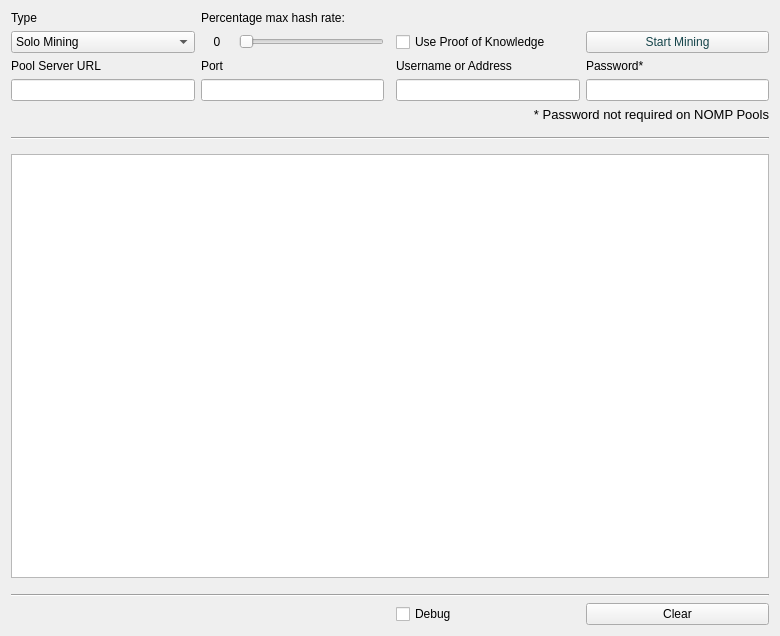
Qt form src/qt/forms/miningpage.ui (gjhiggins/vcoin09) before a commit.
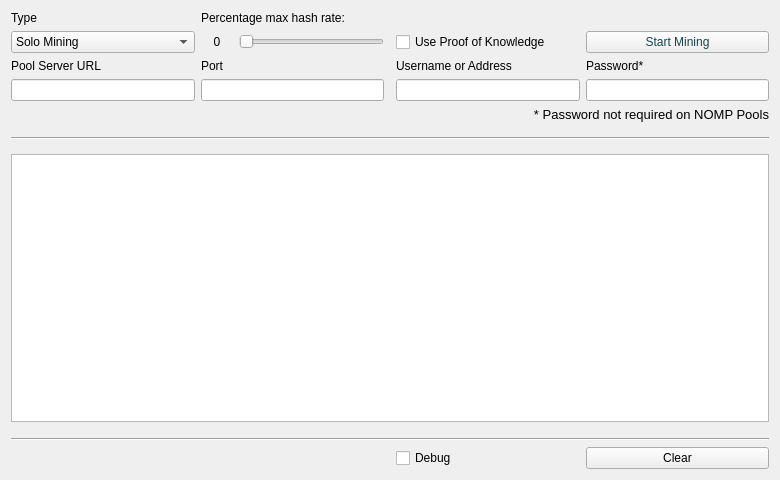
The same form after that commit.

What changed in the file:
```diff
--- a/src/qt/forms/miningpage.ui
+++ b/src/qt/forms/miningpage.ui
@@ -7,7 +7,7 @@
     <x>0</x>
     <y>0</y>
     <width>780</width>
-    <height>636</height>
+    <height>480</height>
    </rect>
   </property>
   <property name="windowTitle">
```
